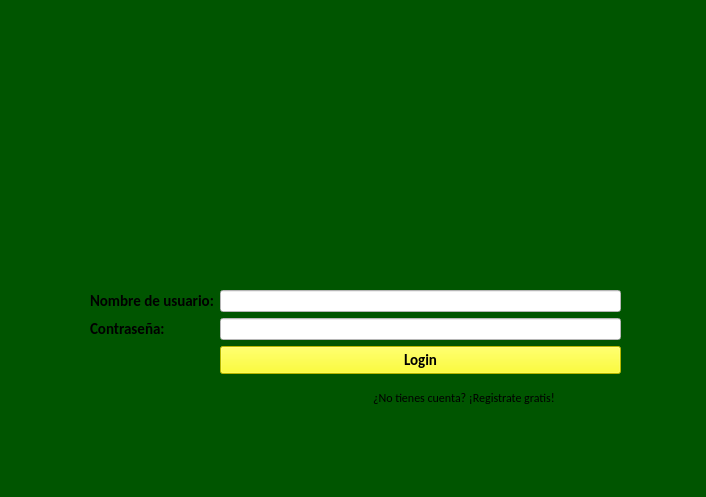
The window that Interfaces/login.ui (UNIZAR-30226-2023-08/frontend-desktop) describes before a commit, drawn with Qt 5.
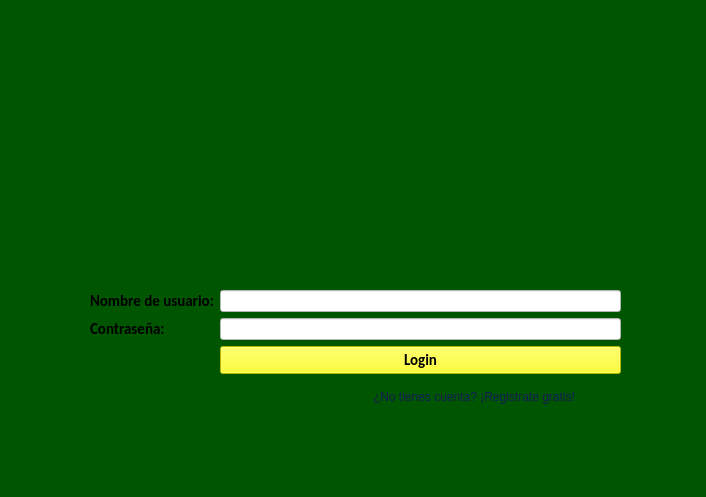
The same window after the commit. Icons and pictures are not drawn.

Commit message: Añadido el logo de la empresa al login y registro

Patch:
```diff
--- a/Interfaces/login.ui
+++ b/Interfaces/login.ui
@@ -139,14 +139,17 @@
     </property>
     <property name="geometry">
      <rect>
-      <x>280</x>
-      <y>80</y>
-      <width>150</width>
-      <height>150</height>
+      <x>93</x>
+      <y>90</y>
+      <width>521</width>
+      <height>71</height>
      </rect>
     </property>
     <property name="text">
-     <string>&lt;html&gt;&lt;head/&gt;&lt;body&gt;&lt;p&gt;&lt;img src=&quot;:/logo/150.png&quot;/&gt;&lt;/p&gt;&lt;/body&gt;&lt;/html&gt;</string>
+     <string/>
+    </property>
+    <property name="pixmap">
+     <pixmap resource="../Imagenes/imagenes.qrc">:/logo/logo.png</pixmap>
     </property>
    </widget>
    <widget class="QCommandLinkButton" name="boton_registrarse">
@@ -190,18 +193,18 @@
        <colorrole role="BrightText">
         <brush brushstyle="SolidPattern">
          <color alpha="255">
-          <red>255</red>
-          <green>255</green>
-          <blue>255</blue>
+          <red>7</red>
+          <green>64</green>
+          <blue>229</blue>
          </color>
         </brush>
        </colorrole>
        <colorrole role="ButtonText">
         <brush brushstyle="SolidPattern">
          <color alpha="255">
-          <red>0</red>
-          <green>0</green>
-          <blue>0</blue>
+          <red>21</red>
+          <green>28</green>
+          <blue>85</blue>
          </color>
         </brush>
        </colorrole>
@@ -230,7 +233,7 @@
     </property>
     <property name="font">
      <font>
-      <family>Calibri</family>
+      <family>Segoe UI</family>
       <pointsize>9</pointsize>
       <bold>false</bold>
      </font>
```
The commit also changes 6 other files.
